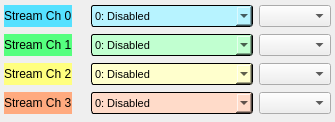
slac-epics/ATCACommon, file pydm/streams_info.ui: the form before one commit.
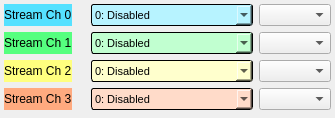
The form after the commit. Custom widgets are drawn as their Qt base class.

Commit message: Fixed combobox size to remove undesired string.

What changed in the file:
```diff
--- a/pydm/streams_info.ui
+++ b/pydm/streams_info.ui
@@ -7,7 +7,7 @@
     <x>0</x>
     <y>0</y>
     <width>335</width>
-    <height>122</height>
+    <height>118</height>
    </rect>
   </property>
   <property name="windowTitle">
@@ -729,6 +729,18 @@
    </item>
    <item row="0" column="3">
     <widget class="PyDMEnumComboBox" name="PyDMEnumComboBox_5">
+     <property name="minimumSize">
+      <size>
+       <width>72</width>
+       <height>0</height>
+      </size>
+     </property>
+     <property name="maximumSize">
+      <size>
+       <width>72</width>
+       <height>16777215</height>
+      </size>
+     </property>
      <property name="toolTip">
       <string/>
      </property>
@@ -739,6 +751,18 @@
    </item>
    <item row="1" column="3">
     <widget class="PyDMEnumComboBox" name="PyDMEnumComboBox_6">
+     <property name="minimumSize">
+      <size>
+       <width>72</width>
+       <height>0</height>
+      </size>
+     </property>
+     <property name="maximumSize">
+      <size>
+       <width>72</width>
+       <height>16777215</height>
+      </size>
+     </property>
      <property name="toolTip">
       <string/>
      </property>
@@ -749,6 +773,18 @@
    </item>
    <item row="2" column="3">
     <widget class="PyDMEnumComboBox" name="PyDMEnumComboBox_7">
+     <property name="minimumSize">
+      <size>
+       <width>72</width>
+       <height>0</height>
+      </size>
+     </property>
+     <property name="maximumSize">
+      <size>
+       <width>72</width>
+       <height>16777215</height>
+      </size>
+     </property>
      <property name="toolTip">
       <string/>
      </property>
@@ -759,6 +795,18 @@
    </item>
    <item row="3" column="3">
     <widget class="PyDMEnumComboBox" name="PyDMEnumComboBox_8">
+     <property name="minimumSize">
+      <size>
+       <width>72</width>
+       <height>0</height>
+      </size>
+     </property>
+     <property name="maximumSize">
+      <size>
+       <width>72</width>
+       <height>16777215</height>
+      </size>
+     </property>
      <property name="toolTip">
       <string/>
      </property>
```
Left out of the diff: 3 changed lines with no effect on the pictures. The commit also changes 2 other files.
